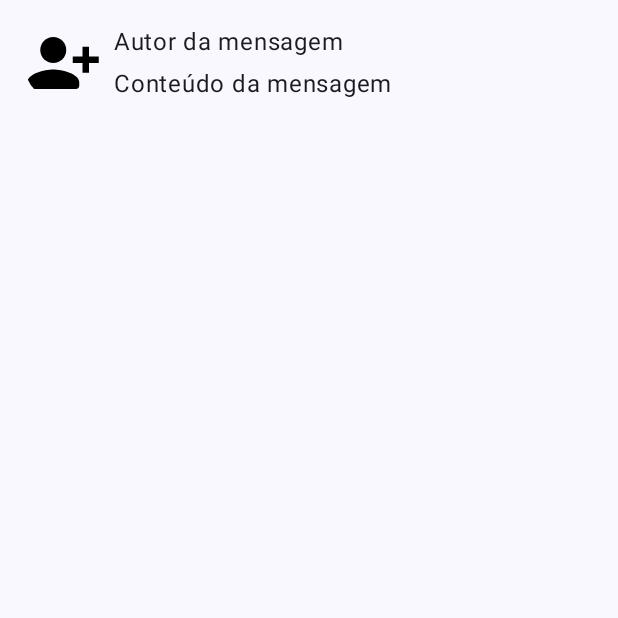
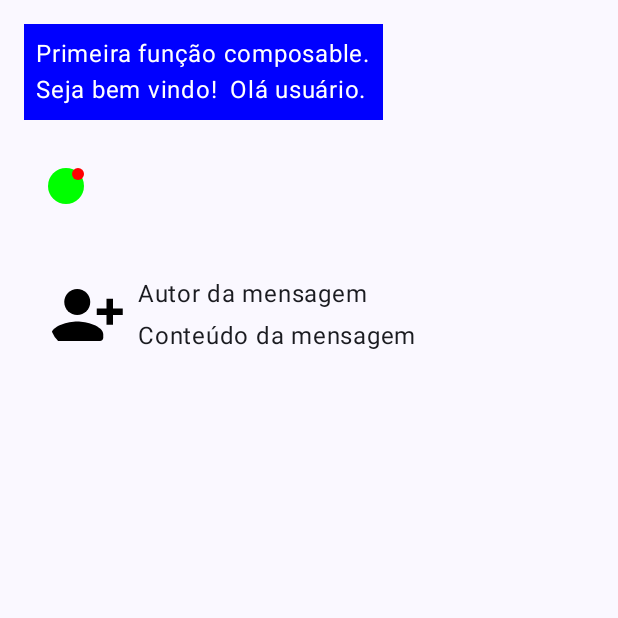
Before and after one commit to IruelaPozo/jet_compose, an Android app built with Jetpack Compose: the screen it shows after launch (MainActivity), on a phone screen of 412 x 824 dp, the top half of it. Run offline under Robolectric (Android 15) with nearby library versions, the phone set to English and light mode, and no system bars.

Commit message:
Adiciona TelaPrincipal com Inicial e NotificationBadge

```diff
--- a/app/src/main/java/iruelapozo/com/github/composefundamentos/MainActivity.kt
+++ b/app/src/main/java/iruelapozo/com/github/composefundamentos/MainActivity.kt
@@ -6,15 +6,7 @@ import androidx.activity.compose.setContent
 import androidx.activity.enableEdgeToEdge
 import androidx.compose.foundation.Image
 import androidx.compose.foundation.background
-import androidx.compose.foundation.layout.Box
-import androidx.compose.foundation.layout.Column
-import androidx.compose.foundation.layout.Row
-import androidx.compose.foundation.layout.Spacer
-import androidx.compose.foundation.layout.fillMaxSize
-import androidx.compose.foundation.layout.height
-import androidx.compose.foundation.layout.padding
-import androidx.compose.foundation.layout.size
-import androidx.compose.foundation.layout.width
+import androidx.compose.foundation.layout.*
 import androidx.compose.foundation.shape.CircleShape
 import androidx.compose.material3.Scaffold
 import androidx.compose.material3.Text
@@ -33,20 +25,36 @@ class MainActivity : ComponentActivity() {
         super.onCreate(savedInstanceState)
         enableEdgeToEdge()
         setContent {
-            ComposefundamentosTheme { // corrigido
+            ComposefundamentosTheme {
                 Scaffold(modifier = Modifier.fillMaxSize()) { innerPadding ->
-                    CardMensagem(Modifier.padding(innerPadding))
+                    TelaPrincipal(Modifier.padding(innerPadding))
+                }
             }
         }
     }
 }
 
 @Composable
+fun TelaPrincipal(modifier: Modifier = Modifier) {
+    Column(
+        modifier = modifier
+            .fillMaxSize()
+            .padding(16.dp),
+        verticalArrangement = Arrangement.spacedBy(16.dp) // espaço entre os itens
+    ) {
+        Inicial()
+        NotificationBadge()
+        CardMensagem()
+    }
+}
+
+@Composable
 fun Inicial(modifier: Modifier = Modifier) {
-        Column(modifier = modifier.background(color = Color.Blue)) {
+    Column(modifier = modifier.background(color = Color.Blue).padding(8.dp)) {
         TextoCustomizado("Primeira função composable.")
         Row {
             TextoCustomizado("Seja bem vindo!")
+            Spacer(Modifier.width(8.dp))
             TextoCustomizado("Olá usuário.")
         }
     }
@@ -62,14 +70,16 @@ class MainActivity : ComponentActivity() {
 }
 
 @Composable
-    fun NotificationBage(modifier: Modifier = Modifier) {
+fun NotificationBadge(modifier: Modifier = Modifier) {
     Box(modifier = modifier.padding(16.dp), contentAlignment = Alignment.Center) {
+        // círculo verde
         Box(
             modifier = Modifier
                 .size(24.dp)
                 .clip(CircleShape)
                 .background(color = Color.Green)
         )
+        // bolinha vermelha
         Box(
             modifier = Modifier
                 .size(8.dp)
@@ -99,29 +109,12 @@ class MainActivity : ComponentActivity() {
             Text(text = "Conteúdo da mensagem")
         }
     }
-    } // <<< FECHANDO AQUI
-
-    @Preview(showBackground = true)
-    @Composable
-    fun PreviewFuncaoInicial() {
-        ComposefundamentosTheme {
-            Inicial()
-        }
 }
 
 @Preview(showBackground = true)
 @Composable
-    fun PreviewNotificationBage() {
+fun PreviewTelaPrincipal() {
     ComposefundamentosTheme {
-            NotificationBage()
+        TelaPrincipal()
     }
 }
-
-    @Preview(showBackground = true)
-    @Composable
-    fun PreviewCardMensagem() {
-        ComposefundamentosTheme {
-            CardMensagem()
-        }
-    }
-}
```
Lines whose indentation alone changed are shown as unchanged.
